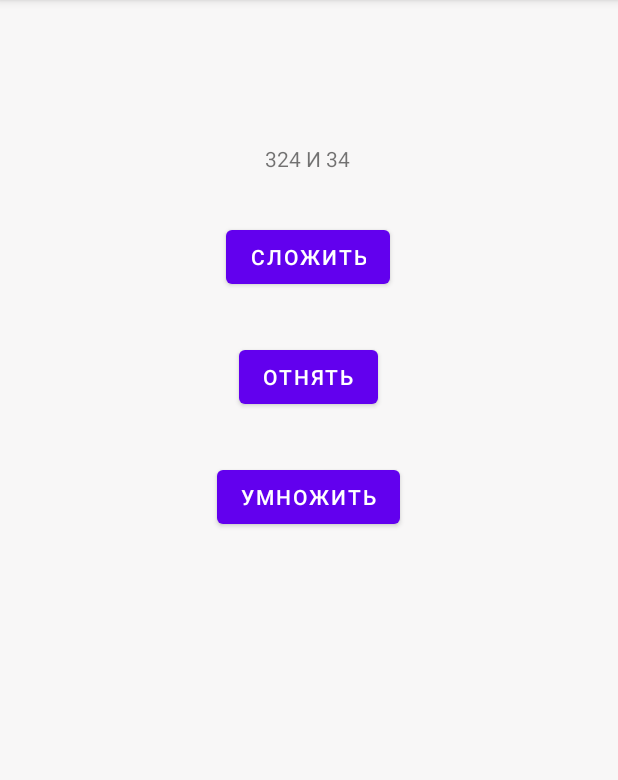
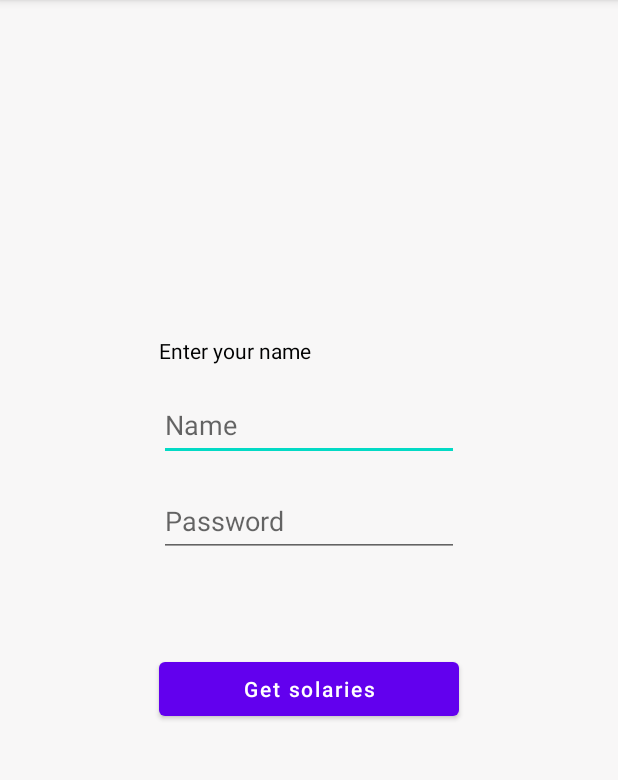
Before and after one commit to AlexManro/MyFirstGitProject, an Android app: the screen it shows after launch (MainActivity), on a phone screen of 412 x 824 dp, the part 84-864 px from its top. Run offline under Robolectric (Android 15) with nearby library versions, the phone set to English and light mode, and no system bars.

Commit message:
New functional

```diff
--- a/app/src/main/java/com/example/myfirstgitproject/MainActivity.kt
+++ b/app/src/main/java/com/example/myfirstgitproject/MainActivity.kt
@@ -1,41 +1,68 @@
 package com.example.myfirstgitproject
 
-import android.app.Activity
+
 import androidx.appcompat.app.AppCompatActivity
 import android.os.Bundle
 import android.view.View
-import android.widget.Button
-import android.widget.TextView
+import com.example.myfirstgitproject.constance.Constance
 import com.example.myfirstgitproject.databinding.ActivityMainBinding
 
 class MainActivity : AppCompatActivity() {
-    lateinit var bindingClass : ActivityMainBinding
-    val a = 324
-    val b = 34
+    lateinit var bindingClass: ActivityMainBinding
 
 
-    override fun onCreate(savedInstanceState: Bundle?) {
-        super.onCreate(savedInstanceState)
+    override fun onCreate(s: Bundle?) {
+        super.onCreate(s)
         bindingClass = ActivityMainBinding.inflate(layoutInflater)
         setContentView(bindingClass.root)
 
-        bindingClass.b1.setOnClickListener {
+        bindingClass.btResult.setOnClickListener{
+        bindingClass.imPhoto.visibility = View.VISIBLE
 
-            val result = a + b
-            bindingClass.tvResult.text = "Результат сложения : $result"
-        }
-        bindingClass.b2.setOnClickListener {
-            val result = a - b
-            bindingClass.tvResult.text = "Результат сложения : $result"
-        }
-        bindingClass.b3.setOnClickListener {
-            val result = a * b
-            bindingClass.tvResult.text = "Результат сложения : $result"
+            when(bindingClass.edValue.text.toString()){
+                Constance.DIRECTOR -> {
+                    bindingClass.tvResult.visibility = View.VISIBLE
+                    val tempText = "Get your money: ${Constance.DIRECTOR_MONEY}"
+                    if (bindingClass.edPassword.text.toString() == Constance.DIRECTOR_PASSWORD) {
+                        bindingClass.tvResult.text = tempText
+                        bindingClass.imPhoto.setImageResource(R.drawable.andrey)
+                    } else {
+                        bindingClass.tvResult.text = "No correct Password"
+                    }
+                }
+                Constance.ENGINER -> {
+                    bindingClass.tvResult.visibility = View.VISIBLE
+                    val tempText = "Get your money: ${Constance.ENGINER_MONEY}"
+                    bindingClass.tvResult.text = tempText
+                    if (bindingClass.edPassword.text.toString() == Constance.INGINER_PASSWORD) {
+                       bindingClass.tvResult.text = tempText
+                        bindingClass.imPhoto.setImageResource(R.drawable.artem)
+                    } else {
+                        bindingClass.tvResult.text = "No correct Password"
+                    }
+                }
 
-        }
+                Constance.DVORNIK -> {
+                    bindingClass.tvResult.visibility = View.VISIBLE
+                    val tempText = "Get your money ${Constance.DVORNIK_MONEY}"
+                    bindingClass.tvResult.text = tempText
+                    if (bindingClass.edPassword.text.toString() == Constance.DVORNIK_PASSWORD) {
+                       bindingClass.tvResult.text =  tempText
+                        bindingClass.imPhoto.setImageResource(R.drawable.artur)
+                    } else {
+                        bindingClass.tvResult.text = "No correct Password"
+                    }
+                }
+                else ->{
+                    bindingClass.tvResult.visibility = View.VISIBLE
+                    bindingClass.tvResult.text = "Error"
+                }
 
 
+            }
+        }
 
     }
 
+
 }
--- a/app/src/main/res/layout/activity_main.xml
+++ b/app/src/main/res/layout/activity_main.xml
@@ -7,45 +7,81 @@
     android:background="#F8F7F7"
     tools:context=".MainActivity">
 
+    <TextView
+        android:id="@+id/textView"
+        android:layout_width="200dp"
+        android:layout_height="wrap_content"
+        android:layout_marginTop="224dp"
+        android:text="Enter your name"
+        android:textColor="@color/black"
+        app:layout_constraintEnd_toEndOf="parent"
+        app:layout_constraintHorizontal_bias="0.501"
+        app:layout_constraintStart_toStartOf="parent"
+        app:layout_constraintTop_toTopOf="parent" />
+
+    <EditText
+        android:id="@+id/edValue"
+        android:layout_width="0dp"
+        android:layout_height="wrap_content"
+        android:layout_marginTop="16dp"
+        android:ems="10"
+        android:hint="Name"
+        android:inputType="text"
+        android:minHeight="48dp"
+        app:layout_constraintEnd_toEndOf="@+id/textView"
+        app:layout_constraintHorizontal_bias="0.513"
+        app:layout_constraintStart_toStartOf="@+id/textView"
+        app:layout_constraintTop_toBottomOf="@+id/textView" />
 
     <TextView
         android:id="@+id/tvResult"
         android:layout_width="wrap_content"
         android:layout_height="wrap_content"
-        android:layout_marginTop="96dp"
-        android:text="324 И 34"
+        android:layout_marginTop="16dp"
+        android:gravity="center"
+        android:text="TextView"
+        android:textColor="@color/teal_200"
+        android:visibility="gone"
+        app:layout_constraintBottom_toTopOf="@+id/btResult"
         app:layout_constraintEnd_toEndOf="parent"
         app:layout_constraintHorizontal_bias="0.498"
         app:layout_constraintStart_toStartOf="parent"
-        app:layout_constraintTop_toTopOf="parent" />
+        app:layout_constraintTop_toBottomOf="@+id/edPassword"
+        app:layout_constraintVertical_bias="0.586" />
 
     <Button
-        android:id="@+id/b1"
-        android:layout_width="wrap_content"
+        android:id="@+id/btResult"
+        android:layout_width="0dp"
         android:layout_height="wrap_content"
-        android:layout_marginTop="32dp"
-        android:text="СЛОЖИТЬ"
-        app:layout_constraintEnd_toEndOf="@+id/tvResult"
-        app:layout_constraintStart_toStartOf="@+id/tvResult"
-        app:layout_constraintTop_toBottomOf="@+id/tvResult" />
+        android:layout_marginTop="64dp"
+        android:inputType="text"
+        android:text="Get solaries"
+        app:layout_constraintEnd_toEndOf="@+id/edValue"
+        app:layout_constraintHorizontal_bias="0.0"
+        app:layout_constraintStart_toStartOf="@+id/edValue"
+        app:layout_constraintTop_toBottomOf="@+id/edPassword" />
 
-    <Button
-        android:id="@+id/b3"
-        android:layout_width="wrap_content"
+    <EditText
+        android:id="@+id/edPassword"
+        android:layout_width="0dp"
         android:layout_height="wrap_content"
-        android:layout_marginTop="32dp"
-        android:text="УМНОЖИТЬ"
-        app:layout_constraintEnd_toEndOf="@+id/b2"
-        app:layout_constraintStart_toStartOf="@+id/b2"
-        app:layout_constraintTop_toBottomOf="@+id/b2" />
+        android:layout_marginTop="16dp"
+        android:ems="10"
+        android:hint="Password"
+        android:inputType="number"
+        android:minHeight="48dp"
+        app:layout_constraintEnd_toEndOf="@+id/edValue"
+        app:layout_constraintHorizontal_bias="0.0"
+        app:layout_constraintStart_toStartOf="@+id/edValue"
+        app:layout_constraintTop_toBottomOf="@+id/edValue" />
 
-    <Button
-        android:id="@+id/b2"
-        android:layout_width="wrap_content"
-        android:layout_height="wrap_content"
-        android:layout_marginTop="32dp"
-        android:text="ОТНЯТЬ"
-        app:layout_constraintEnd_toEndOf="@+id/b1"
-        app:layout_constraintStart_toStartOf="@+id/b1"
-        app:layout_constraintTop_toBottomOf="@+id/b1" />
+    <ImageView
+        android:id="@+id/imPhoto"
+        android:layout_width="100dp"
+        android:layout_height="100dp"
+        android:visibility="invisible"
+        app:layout_constraintBottom_toTopOf="@+id/textView"
+        app:layout_constraintEnd_toEndOf="@+id/textView"
+        app:layout_constraintStart_toStartOf="@+id/textView"
+        app:srcCompat="@drawable/andrey" />
 </androidx.constraintlayout.widget.ConstraintLayout>
```
Also changed, not shown: app/src/main/res/drawable/andrey.png (added), app/src/main/res/drawable/artem.png (added), app/src/main/res/drawable/artur.png (added).
